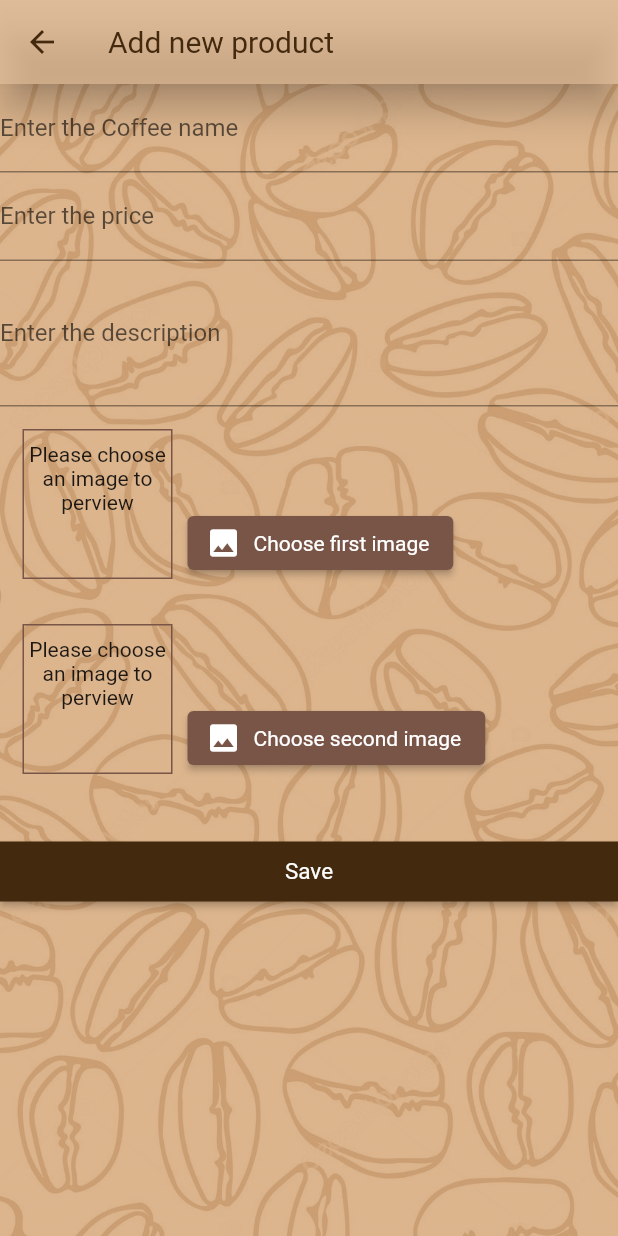
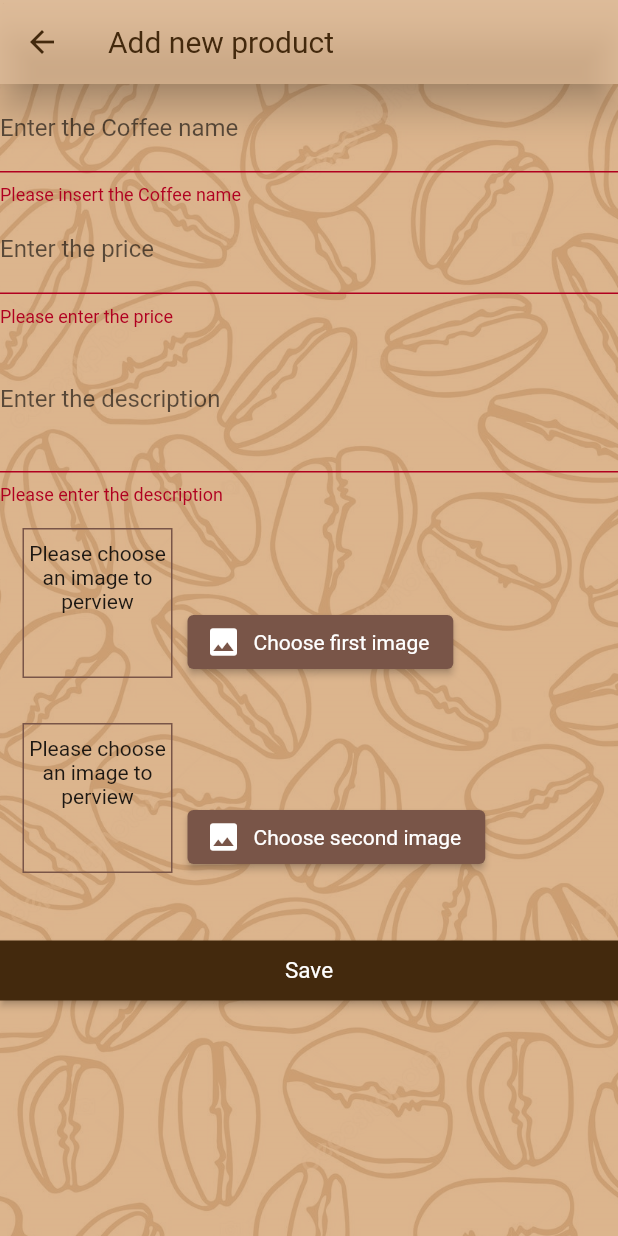
Before and after one commit to mohamedmohamedy/coffee-shop-app-ui, a Flutter app: the AddProductScreen screen opened by its route, after a tap on "Save", on a phone screen of 412 x 824 dp. Run offline on Flutter 3.47's test engine with Material 2 defaults, Android fonts, the phone set to English and light mode, and no system bars; our stand-ins replace flutter_rating_bar, image_picker.

Commit message:
fix a bug in add product screen

```diff
--- a/lib/main.dart
+++ b/lib/main.dart
@@ -25,8 +25,8 @@ class MyApp extends StatelessWidget {
             create: (context) => Product(
                 id: '',
                 name: '',
-                image: '',
-                image2: '',
+                image: Image(image: AssetImage('')),
+                image2:Image(image: AssetImage('')) ,
                 price: 0,
                 description: '')),
         ChangeNotifierProvider(create: (context) => CoffeeProvider()),
--- a/lib/providers/coffee_provider.dart
+++ b/lib/providers/coffee_provider.dart
@@ -1,4 +1,8 @@
-import 'package:flutter/foundation.dart';
+import 'dart:convert';
+import 'dart:io';
+
+import 'package:flutter/material.dart';
+import 'package:http/http.dart' as http;
 
 import './product_provider.dart';
 
@@ -7,8 +11,10 @@ class CoffeeProvider with ChangeNotifier {
     Product(
       id: 'p3',
       name: 'Peet\'s',
-      image: 'assets/images/peets.jpg',
-      image2: 'assets/images/peets.jpg',
+      image: const Image(
+          image: AssetImage('assets/images/peets.jpg'), fit: BoxFit.fill),
+      image2: const Image(
+          image: AssetImage('assets/images/peets.jpg'), fit: BoxFit.fill),
       price: 709,
       description:
           'The highest quality coffees from farms around the world, freshly roasted by hand to bring out every nuance, so you can taste the craft in every cup.',
@@ -16,18 +22,21 @@ class CoffeeProvider with ChangeNotifier {
     Product(
       id: 'p2',
       name: 'Deathwish',
-      image: 'assets/images/deathwish.jpg',
-      image2: 'assets/images/deathwish2.jpg',
+      image: const Image(
+          image: AssetImage('assets/images/deathwish.jpg'), fit: BoxFit.fill),
+      image2: const Image(
+          image: AssetImage('assets/images/deathwish2.jpg'), fit: BoxFit.fill),
       price: 600,
       description:
           'The main goal when creating Death Wish Coffee was to provide the strongest flavor and highest caffeine content. After testing and tasting several combinations of shades and beans, the French Roast was the clear cut winner.',
     ),
-
     Product(
       id: 'p1',
       name: 'Esppresso',
-      image: 'assets/images/esppresso.jpg',
-      image2: 'assets/images/esppresso2.jpg',
+      image: const Image(
+          image: AssetImage('assets/images/esppresso.jpg'), fit: BoxFit.fill),
+      image2: const Image(
+          image: AssetImage('assets/images/esppresso2.jpg'), fit: BoxFit.fill),
       price: 530,
       description:
           'Espresso is a concentrated form of coffee served in small, strong shots and is the base for many coffee drinks. It\'s made from the same beans as coffee but is stronger, thicker, and higher in caffeine.',
@@ -41,4 +50,37 @@ class CoffeeProvider with ChangeNotifier {
   Product findById(String id) {
     return _items.firstWhere((product) => product.id == id);
   }
+
+  void addNewProduct(Product product) {
+    final url = Uri.parse(
+        'https://coffee-shop-48c6b-default-rtdb.firebaseio.com/products.json');
+
+    http.post(url,
+        body: json.encode({
+          'name': product.name,
+          'price': product.price,
+          'description': product.description,
+          'image1': product.image146,
+          'image2': product.image246,
+        }));
+
+    final newProduct = Product(
+      id: DateTime.now().toString(),
+      name: product.name,
+      image: product.image,
+      price: product.price,
+      description: product.description,
+      image2: product.image2,
+    );
+
+    _items.add(newProduct);
+
+    notifyListeners();
+  }
+
+  void updateProduct(String id, Product newProduct) {
+    final oldProduct = _items.indexWhere((element) => element.id == id);
+    _items[oldProduct] = newProduct;
+    notifyListeners();
+  }
 }
--- a/lib/providers/product_provider.dart
+++ b/lib/providers/product_provider.dart
@@ -1,19 +1,24 @@
-import 'package:flutter/foundation.dart';
+import 'package:flutter/material.dart';
 
 class Product with ChangeNotifier {
-  final String id;
-  final String name;
-  final String image;
-  final int price;
-  final String description;
-  final String image2;
+  final String? id;
+  final String? name;
+  final Image image;
+  final int? price;
+  final String? description;
+  final Image image2;
+  final String? image146;
+  final String? image246;
 
-  Product({
-    required this.id,
-    required this.name,
-    required this.image,
-    required this.price,
-    required this.description,
-     required this.image2
-  });
+
+  Product(
+      {required this.id,
+      required this.name,
+      required this.image,
+      required this.price,
+      required this.description,
+      required this.image2,
+      this.image146,
+      this.image246
+      });
 }
--- a/lib/screens/add_product_screen.dart
+++ b/lib/screens/add_product_screen.dart
@@ -1,8 +1,14 @@
+import 'dart:developer';
 import 'dart:io';
+import 'dart:convert';
 
 import 'package:flutter/material.dart';
 import 'package:flutter/services.dart';
 import 'package:image_picker/image_picker.dart';
+import 'package:provider/provider.dart';
+
+import '../providers/product_provider.dart';
+import '../providers/coffee_provider.dart';
 
 import '../widgets/image_handler.dart';
 import '../widgets/publicButton.dart';
@@ -20,12 +26,71 @@ class _AddProductScreenState extends State<AddProductScreen> {
   final _descriptionFocusNode = FocusNode();
   File? image1;
   File? image2;
+  String? image164;
+  String? image264;
+  final _form = GlobalKey<FormState>();
+  bool _isinit = true;
+  var _addedProduct = Product(
+    id: null,
+    name: 'name',
+    image: Image(image: AssetImage('')),
+    price: 0,
+    description: '',
+    image2: Image(image: AssetImage(''),),
+
+  );
+
+  var _intialValues = {
+    'name': '',
+    'price': '',
+    'description': '',
+    'image1': Image(image: AssetImage('')),
+    'image2': Image(image: AssetImage('')),
+  };
 
   @override
   void dispose() {
     super.dispose();
     _descriptionFocusNode.dispose();
     _priceFocusNode.dispose();
+  }
+
+  @override
+  void didChangeDependencies() {
+    super.didChangeDependencies();
+    if (_isinit) {
+      final productId = ModalRoute.of(context)?.settings.arguments;
+      if (productId != null) {
+         _addedProduct =
+            Provider.of<CoffeeProvider>(context, listen: false)
+                .findById(productId.toString());
+        _intialValues = {
+          'price': _addedProduct.price.toString(),
+          'name': _addedProduct.name.toString(),
+          'description': _addedProduct.description.toString(),
+          'image1': _addedProduct.image,
+          'image2': _addedProduct.image2,
+        };
+      }
+    }
+
+    _isinit = false;
+  }
+
+  void _saveForm() {
+    final isValid = _form.currentState!.validate();
+    if (!isValid) {
+      return;
+    }
+    _form.currentState!.save();
+    if (_addedProduct.id != null) {
+      Provider.of<CoffeeProvider>(context, listen: false)
+          .updateProduct(_addedProduct.id!, _addedProduct);
+    } else {
+      Provider.of<CoffeeProvider>(context, listen: false)
+          .addNewProduct(_addedProduct);
+    }
+    Navigator.of(context).pop();
   }
 
 //..................pick the first image........................................
@@ -37,11 +102,15 @@ class _AddProductScreenState extends State<AddProductScreen> {
 
       final pickedimage = File(image.path);
 
+      List<int> imageBytes = pickedimage.readAsBytesSync();
+      String base46Image = base64Encode(imageBytes);
+
       setState(() {
         image1 = pickedimage;
+        image164 = base46Image;
       });
     } on PlatformException catch (error) {
-      print('error: $error');
+      log('error: $error');
     }
   }
 
@@ -54,11 +123,15 @@ class _AddProductScreenState extends State<AddProductScreen> {
 
       final pickedimage = File(image.path);
 
+      List<int> imageBytes = pickedimage.readAsBytesSync();
+      String base46Image = base64Encode(imageBytes);
+
       setState(() {
         image2 = pickedimage;
+        image264 = base46Image;
       });
     } on PlatformException catch (error) {
-      print('error: $error');
+      log('error: $error');
     }
   }
 
@@ -77,7 +150,7 @@ class _AddProductScreenState extends State<AddProductScreen> {
           fontSize: 20,
           color: Color.fromRGBO(67, 41, 13, 1),
         ),
-        backgroundColor: Color.fromRGBO(211, 162, 113, .7),
+        backgroundColor: const Color.fromRGBO(211, 162, 113, .7),
         leading: IconButton(
           icon: const Icon(
             Icons.arrow_back,
@@ -105,19 +178,40 @@ class _AddProductScreenState extends State<AddProductScreen> {
           ),
           //.................Form...............................................
           Form(
+            key: _form,
             child: ListView(
               children: [
                 TextFormField(
+                    initialValue: _intialValues['name'].toString(),
+                    validator: (value) {
+                      if (value!.isEmpty) {
+                        return 'Please insert the Coffee name ';
+                      }
+                    },
                     textInputAction: TextInputAction.next,
-                  autocorrect: true,
                     keyboardType: TextInputType.name,
                     onFieldSubmitted: (_) =>
                         FocusScope.of(context).requestFocus(_priceFocusNode),
                     decoration: const InputDecoration(
                       labelText: 'Enter the Coffee name',
                     ),
-                ),
+                    onSaved: (value) {
+                      _addedProduct = Product(
+                        id: _addedProduct.id,
+                        name: value,
+                        image: _addedProduct.image,
+                        price: _addedProduct.price,
+                        description: _addedProduct.description,
+                        image2: _addedProduct.image2,
+                      );
+                    }),
                 TextFormField(
+                  initialValue: _intialValues['price'].toString(),
+                  validator: (value) {
+                    if (value!.isEmpty) {
+                      return 'Please enter the price';
+                    }
+                  },
                   onFieldSubmitted: (_) => FocusScope.of(context)
                       .requestFocus(_descriptionFocusNode),
                   focusNode: _priceFocusNode,
@@ -127,8 +221,24 @@ class _AddProductScreenState extends State<AddProductScreen> {
                   decoration: const InputDecoration(
                     labelText: 'Enter the price',
                   ),
+                  onSaved: (value) {
+                    _addedProduct = Product(
+                      id: _addedProduct.id,
+                      name: _addedProduct.name,
+                      image: _addedProduct.image,
+                      price: int.parse(value!),
+                      description: _addedProduct.description,
+                      image2: _addedProduct.image2,
+                    );
+                  },
                 ),
                 TextFormField(
+                    initialValue: _intialValues['description'].toString(),
+                    validator: (value) {
+                      if (value!.isEmpty) {
+                        return 'Please enter the description';
+                      }
+                    },
                     focusNode: _descriptionFocusNode,
                     maxLines: 3,
                     autocorrect: true,
@@ -138,7 +248,18 @@ class _AddProductScreenState extends State<AddProductScreen> {
                     decoration: const InputDecoration(
                       labelText: 'Enter the description',
                     ),
-                ),
+                    onSaved: (value) {
+                      _addedProduct = Product(
+                        id: _addedProduct.id,
+                        name: _addedProduct.name,
+                        image: Image.file(image1!),
+                        price: _addedProduct.price,
+                        description: value,
+                        image2: Image.file(image2!),
+                        image146: image164,
+                        image246: image264,
+                      );
+                    }),
                 //............................images............................
                 ImageHandler(
                   image: image1,
@@ -150,13 +271,16 @@ class _AddProductScreenState extends State<AddProductScreen> {
                   imageFunction: _image2,
                   buttonText: 'Choose second image',
                 ),
+
                 //.................../Save Button...............................
                 Padding(
                   padding: const EdgeInsets.only(top: 30.0),
                   child: SizedBox(
                       height: 40,
                       child: PublicButton(
-                        () {},
+                        () {
+                          _saveForm();
+                        },
                         'Save',
                         15,
                         0,
--- a/lib/screens/products_screen.dart
+++ b/lib/screens/products_screen.dart
@@ -16,6 +16,7 @@ class ProductsScreen extends StatelessWidget {
     final products = Provider.of<CoffeeProvider>(context);
     final screenSize = MediaQuery.of(context).size;
     return Scaffold(
+
       floatingActionButton: FloatingActionButton(
         onPressed: () =>
             Navigator.of(context).pushNamed(AddProductScreen.routeName),
--- a/pubspec.yaml
+++ b/pubspec.yaml
@@ -37,6 +37,7 @@ dependencies:
   provider: ^6.0.3
   flutter_rating_bar: ^4.0.1
   image_picker: ^0.8.5+3
+  http: ^0.13.4
 
 dev_dependencies:
   flutter_test:
```
Also changed, not shown: lib/screens/product_details.dart (+5 -8 lines), lib/widgets/product_item.dart (+10 -9 lines), pubspec.lock. Lines whose indentation alone changed are shown as unchanged.
